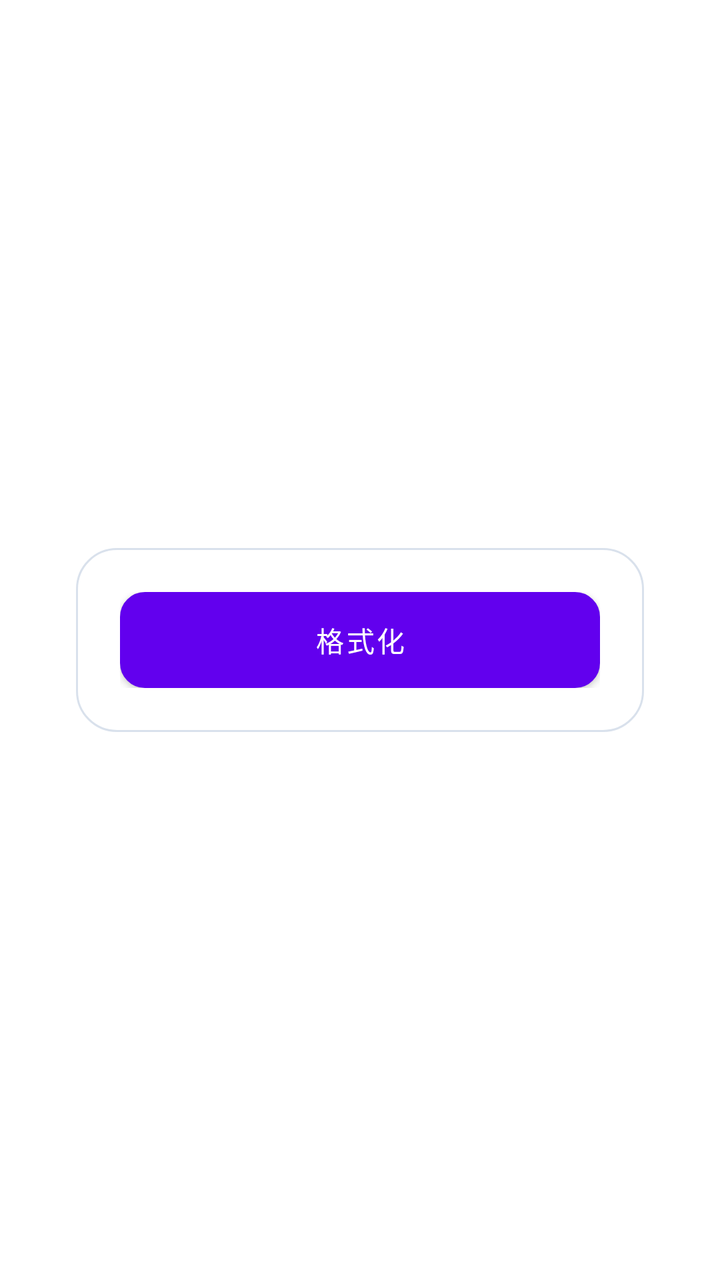
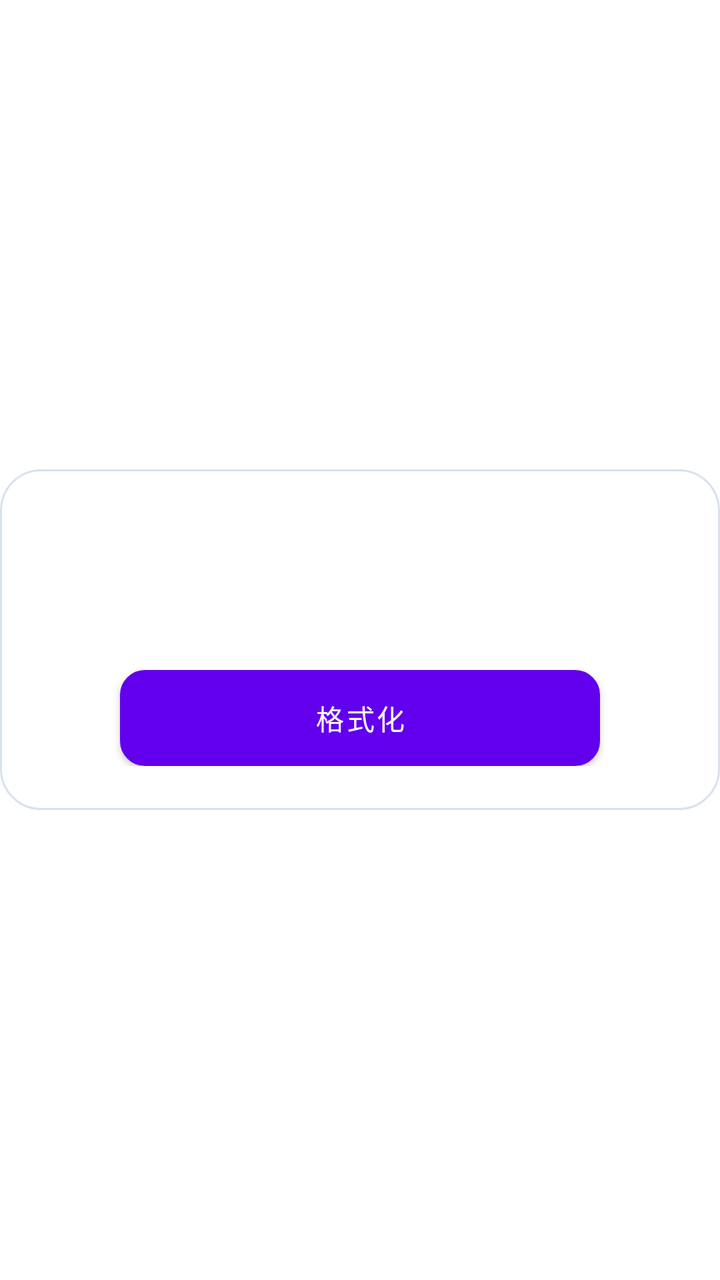

Two renders of the same Android screen: before a commit and after it. Below are the layout's source before the change and the commit's diff.
<!-- AndroidManifest.xml: application theme Theme.AHD_Camera -->
<!-- res/layout/layout_sdcard.xml -->
<?xml version="1.0" encoding="utf-8"?>
<LinearLayout xmlns:android="http://schemas.android.com/apk/res/android"
    android:layout_width="match_parent"
    android:layout_height="match_parent"
    android:gravity="center"
    android:orientation="vertical">

    <LinearLayout
        android:layout_width="wrap_content"
        android:layout_height="wrap_content"
        android:background="@drawable/bg_settings_card"
        android:padding="22dp">

        <Button
            android:layout_width="wrap_content"
            android:layout_height="48dp"
            android:background="@drawable/bg_settings_button_selector"
            android:minWidth="240dp"
            android:text="@string/settings_format"
            android:textAllCaps="false"
            android:textColor="@color/white" />
    </LinearLayout>
</LinearLayout>
<!-- resources referenced by this layout -->
<resources>
  <color name="white">#FFFFFFFF</color>
  <!-- drawable bg_settings_button_selector (drawable) -->
  <?xml version="1.0" encoding="utf-8"?>
  <selector xmlns:android="http://schemas.android.com/apk/res/android">
      <item android:state_selected="true">
          <shape>
              <gradient
                  android:angle="90"
                  android:endColor="@color/settings_button_default_bottom"
                  android:startColor="@color/settings_button_default_top" />
              <corners android:radius="12dp" />
              <stroke
                  android:width="1dp"
                  android:color="@color/settings_button_default_stroke" />
          </shape>
      </item>
      <item android:state_pressed="true">
          <shape>
              <gradient
                  android:angle="90"
                  android:endColor="@color/settings_button_default_bottom"
                  android:startColor="@color/settings_button_default_top" />
              <corners android:radius="12dp" />
              <stroke
                  android:width="1dp"
                  android:color="@color/settings_button_default_stroke" />
          </shape>
      </item>
      <item>
          <shape>
              <gradient
                  android:angle="90"
                  android:endColor="@color/settings_button_default_bottom"
                  android:startColor="@color/settings_button_default_top" />
              <corners android:radius="12dp" />
              <stroke
                  android:width="1dp"
                  android:color="@color/settings_button_default_stroke" />
          </shape>
      </item>
  </selector>
  <!-- drawable bg_settings_card (drawable) -->
  <?xml version="1.0" encoding="utf-8"?>
  <shape xmlns:android="http://schemas.android.com/apk/res/android">
      <solid android:color="@color/settings_card_background" />
      <corners android:radius="20dp" />
      <stroke
          android:width="1dp"
          android:color="@color/settings_border" />
  </shape>
  <string name="settings_format">格式化</string>
  <style name="Theme.AHD_Camera" parent="Theme.MaterialComponents.DayNight.NoActionBar">
          <item name="colorPrimary">@color/purple_500</item>
          <item name="colorPrimaryVariant">@color/purple_700</item>
          <item name="colorOnPrimary">@color/white</item>
          <item name="colorSecondary">@color/teal_200</item>
          <item name="colorSecondaryVariant">@color/teal_700</item>
          <item name="colorOnSecondary">@color/black</item>
          <item name="windowNoTitle">true</item>
          <item name="windowActionBar">false</item>
          <item name="android:windowNoTitle">true</item>
          <item name="android:windowActionBar">false</item>
          <item name="android:windowFullscreen">true</item>
          <item name="android:statusBarColor">@android:color/transparent</item>
          <item name="android:navigationBarColor">@android:color/transparent</item>
          <item name="android:windowLayoutInDisplayCutoutMode" tools:targetApi="o_mr1">shortEdges</item>
      </style>
  <color name="settings_button_default_bottom">#1789E8</color>
  <color name="settings_button_default_top">#6FC4FF</color>
  <color name="settings_button_default_stroke">#0F71C3</color>
  <color name="settings_card_background">#FFFFFFFF</color>
  <color name="settings_border">#D9E1EC</color>
  <color name="purple_500">#FF6200EE</color>
  <color name="purple_700">#FF3700B3</color>
  <color name="teal_200">#FF03DAC5</color>
  <color name="teal_700">#FF018786</color>
  <color name="black">#FF000000</color>
</resources>

<!-- the commit's change to res/layout/layout_sdcard.xml (unified diff, before → after) -->
@@ -6,14 +6,28 @@
     android:orientation="vertical">
 
     <LinearLayout
-        android:layout_width="wrap_content"
+        android:layout_width="match_parent"
         android:layout_height="wrap_content"
         android:background="@drawable/bg_settings_card"
+        android:orientation="vertical"
         android:padding="22dp">
 
+        <TextView
+            android:id="@+id/tv_storage_info"
+            android:layout_width="match_parent"
+            android:layout_height="wrap_content"
+            android:background="@color/settings_card_background"
+            android:lineSpacingExtra="6dp"
+            android:padding="18dp"
+            android:textColor="@color/settings_text_primary"
+            android:textSize="18sp" />
+
         <Button
+            android:id="@+id/btn_storage_format"
             android:layout_width="wrap_content"
             android:layout_height="48dp"
+            android:layout_gravity="center_horizontal"
+            android:layout_marginTop="18dp"
             android:background="@drawable/bg_settings_button_selector"
             android:minWidth="240dp"
             android:text="@string/settings_format"
<!-- resource entries referenced after the edit -->
@@ -4,36 +4,36 @@
   <!-- drawable bg_settings_button_selector (drawable) -->
   <?xml version="1.0" encoding="utf-8"?>
   <selector xmlns:android="http://schemas.android.com/apk/res/android">
-      <item android:state_selected="true">
+      <item android:state_enabled="false">
           <shape>
-              <gradient
-                  android:angle="90"
-                  android:endColor="@color/settings_button_default_bottom"
-                  android:startColor="@color/settings_button_default_top" />
+              <solid android:color="@color/settings_button_disabled_fill" />
               <corners android:radius="12dp" />
               <stroke
                   android:width="1dp"
-                  android:color="@color/settings_button_default_stroke" />
+                  android:color="@color/settings_button_disabled_stroke" />
+          </shape>
+      </item>
+      <item android:state_selected="true">
+          <shape>
+              <solid android:color="@color/settings_button_selected_fill" />
+              <corners android:radius="12dp" />
+              <stroke
+                  android:width="3dp"
+                  android:color="@color/settings_button_selected_stroke" />
           </shape>
       </item>
       <item android:state_pressed="true">
           <shape>
-              <gradient
-                  android:angle="90"
-                  android:endColor="@color/settings_button_default_bottom"
-                  android:startColor="@color/settings_button_default_top" />
+              <solid android:color="@color/settings_button_selected_fill" />
               <corners android:radius="12dp" />
               <stroke
-                  android:width="1dp"
-                  android:color="@color/settings_button_default_stroke" />
+                  android:width="3dp"
+                  android:color="@color/settings_button_selected_stroke" />
           </shape>
       </item>
       <item>
           <shape>
-              <gradient
-                  android:angle="90"
-                  android:endColor="@color/settings_button_default_bottom"
-                  android:startColor="@color/settings_button_default_top" />
+              <solid android:color="@color/settings_button_default_fill" />
               <corners android:radius="12dp" />
               <stroke
                   android:width="1dp"
@@ -67,10 +67,14 @@
           <item name="android:navigationBarColor">@android:color/transparent</item>
           <item name="android:windowLayoutInDisplayCutoutMode" tools:targetApi="o_mr1">shortEdges</item>
       </style>
-  <color name="settings_button_default_bottom">#1789E8</color>
-  <color name="settings_button_default_top">#6FC4FF</color>
+  <color name="settings_button_disabled_fill">#AEB8C4</color>
+  <color name="settings_button_disabled_stroke">#8A95A2</color>
+  <color name="settings_button_selected_fill">#2C9BFF</color>
+  <color name="settings_button_selected_stroke">#E6FFF1</color>
+  <color name="settings_button_default_fill">#045987</color>
   <color name="settings_button_default_stroke">#0F71C3</color>
   <color name="settings_card_background">#FFFFFFFF</color>
+  <color name="settings_text_primary">#18202A</color>
   <color name="settings_border">#D9E1EC</color>
   <color name="purple_500">#FF6200EE</color>
   <color name="purple_700">#FF3700B3</color>
